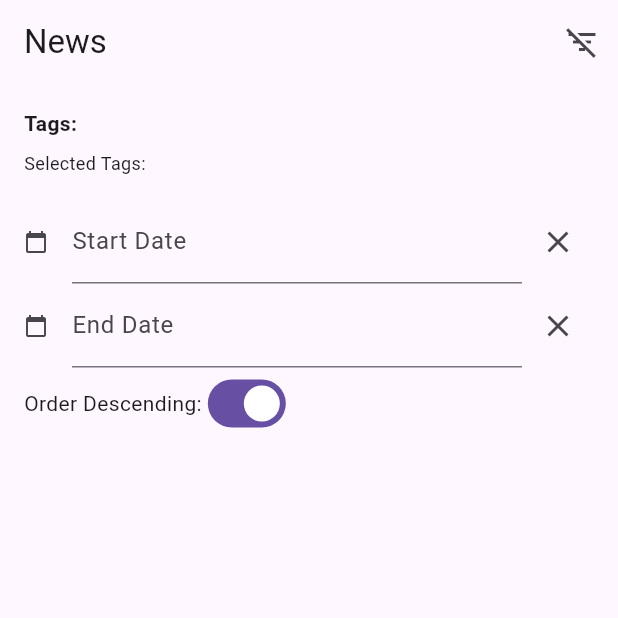
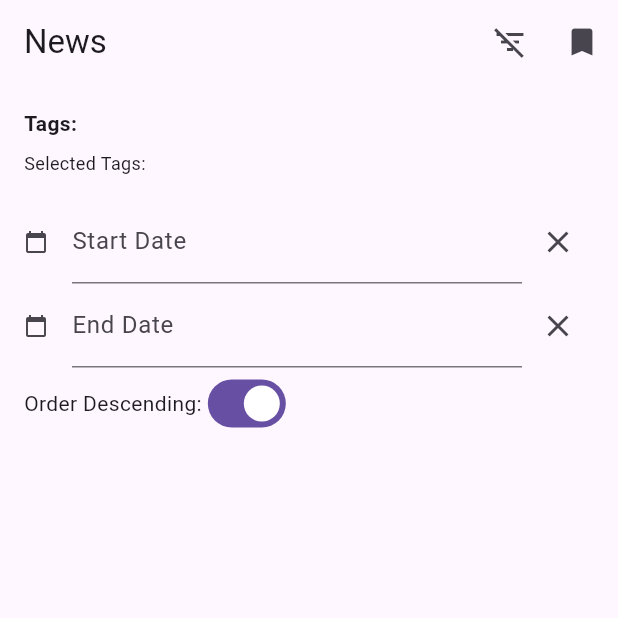
Before and after one commit to a1ekseevkiri11/mobile, a Flutter app: the screen it shows after launch, on a phone screen of 412 x 824 dp, the top half of it. Run offline on Flutter 3.47's test engine with Material 3 defaults, Android fonts, the phone set to English and light mode, and no system bars; our stand-ins replace font_awesome_flutter, hive, hive_flutter, math_expressions, shared_preferences, sqflite; accounts and stored records are empty; network calls fail.

Commit message:
backend fix add news route; create front

```diff
--- a/news_app/frontend_news_app/lib/main.dart
+++ b/news_app/frontend_news_app/lib/main.dart
@@ -4,8 +4,9 @@ import 'package:hive_flutter/hive_flutter.dart';
 import 'package:frontend_news_app/screens/news_list_screen.dart';
 
 Future<void> main() async {
+  WidgetsFlutterBinding.ensureInitialized();
   await Hive.initFlutter();
-  await Hive.openBox<int>('favorites');
+  await Hive.openBox('offlineNews');
   runApp(const MyApp());
 }
 
--- a/news_app/frontend_news_app/lib/screens/news_list_screen.dart
+++ b/news_app/frontend_news_app/lib/screens/news_list_screen.dart
@@ -2,6 +2,7 @@ import 'package:flutter/material.dart';
 import 'package:frontend_news_app/models/news_model.dart';
 import 'package:frontend_news_app/models/tags_model.dart';
 import 'package:frontend_news_app/screens/detail_news.dart';
+import 'package:frontend_news_app/screens/save_news_screen.dart';
 import 'package:frontend_news_app/services/news_service.dart';
 import 'package:frontend_news_app/services/tags_service.dart';
 import 'package:intl/intl.dart';
@@ -17,7 +18,7 @@ class _NewsScreenState extends State<NewsScreen> {
   List<String> selectedTags = [];
   bool orderDesc = true;
   int page = 1;
-  int pageSize = 10;
+  int pageSize = 25;
 
   List<NewsModel> newsList = [];
   List<TagsModel> tagsList = [];
@@ -175,16 +176,14 @@ class _NewsScreenState extends State<NewsScreen> {
   Widget _buildNewsList() {
     return ListView.builder(
       shrinkWrap: true,
-      physics: NeverScrollableScrollPhysics(),
+      physics: BouncingScrollPhysics(),
       itemCount: newsList.length,
       itemBuilder: (context, index) {
         var news = newsList[index];
         return ListTile(
           title: Text(news.title),
-          subtitle: Text(news.description),
-          trailing: Text(DateFormat('yyyy-MM-dd').format(news.date)),
+          subtitle: Text(DateFormat('yyyy-MM-dd').format(news.date)),
           onTap: () {
-            // Переход на экран с подробной информацией
             Navigator.push(
               context,
               MaterialPageRoute(
@@ -212,6 +211,17 @@ class _NewsScreenState extends State<NewsScreen> {
               });
             },
           ),
+          IconButton(
+            icon: Icon(Icons.bookmark),
+            onPressed: () {
+              Navigator.push(
+                context,
+                MaterialPageRoute(
+                  builder: (context) => const OfflineNewsScreen(),
+                ),
+              );
+            },
+          ),
         ],
       ),
       body: isLoading
@@ -222,7 +232,7 @@ class _NewsScreenState extends State<NewsScreen> {
                 children: [
                   if (filtersVisible) _buildTagsFilter(),
                   SizedBox(height: 16),
-                  _buildNewsList(),
+                  Expanded(child: _buildNewsList()),
                 ],
               ),
             ),
--- a/news_app/frontend_news_app/lib/services/news_service.dart
+++ b/news_app/frontend_news_app/lib/services/news_service.dart
@@ -24,7 +24,7 @@ class NewsService {
     List<String>? tags,
     bool orderDesc = true,
     int page = 1,
-    int pageSize = 10,
+    int pageSize = 25,
   }) async {
     Map<String, String> queryParams = {
       'order_desc': orderDesc.toString(),
@@ -51,7 +51,9 @@ class NewsService {
       List<dynamic> data = json.decode(utf8.decode(response.bodyBytes));
 
       return data.map((json) => NewsModel.fromJson(json)).toList();
-    } else {
+    } else if(response.statusCode == 404){
+      return [];
+    }else {
       throw Exception('Failed to load news');
     }
   }
```
Also changed, not shown: news_app/frontend_news_app/lib/screens/detail_news.dart (+38 -4 lines), news_app/frontend_news_app/lib/screens/save_news_screen.dart (added, +26 -0 lines), news_app/backend_news_app/static/images/1719760273177873878.jpg (added), news_app/backend_news_app/static/images/Z1a70.jpg (added), news_app/backend_news_app/static/images/genetika-02.jpg (added), 4 other files.
